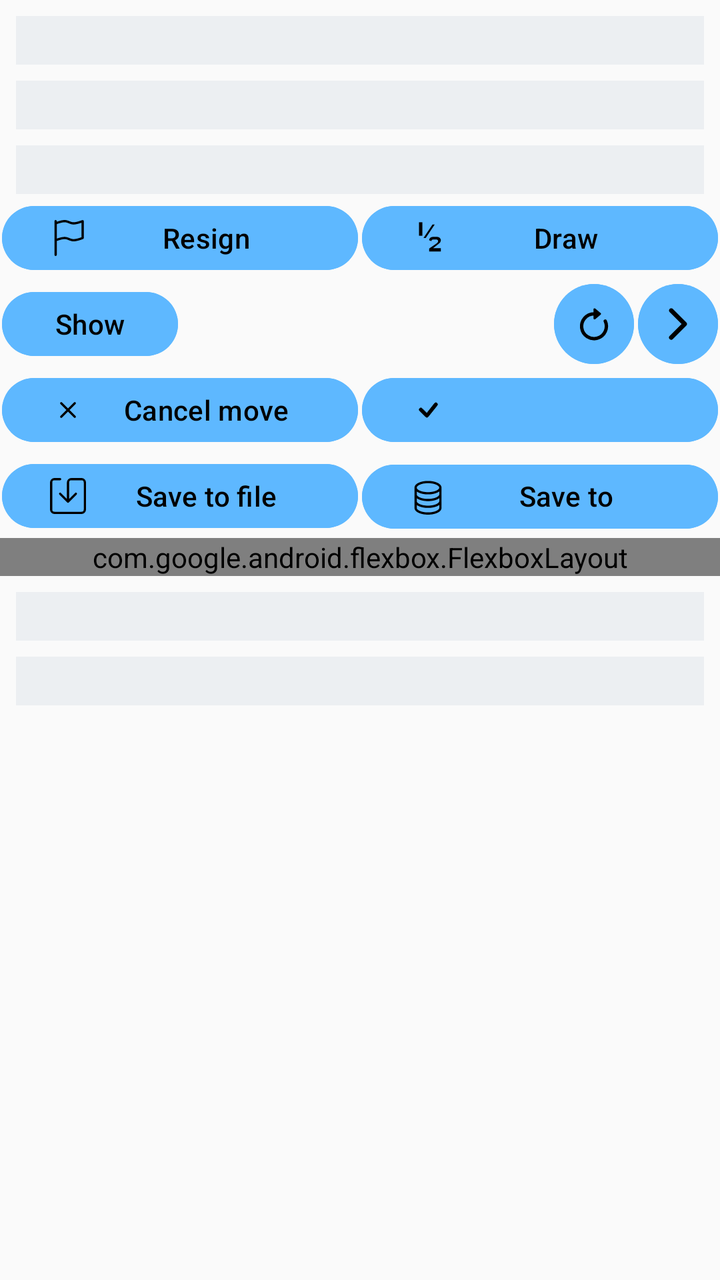
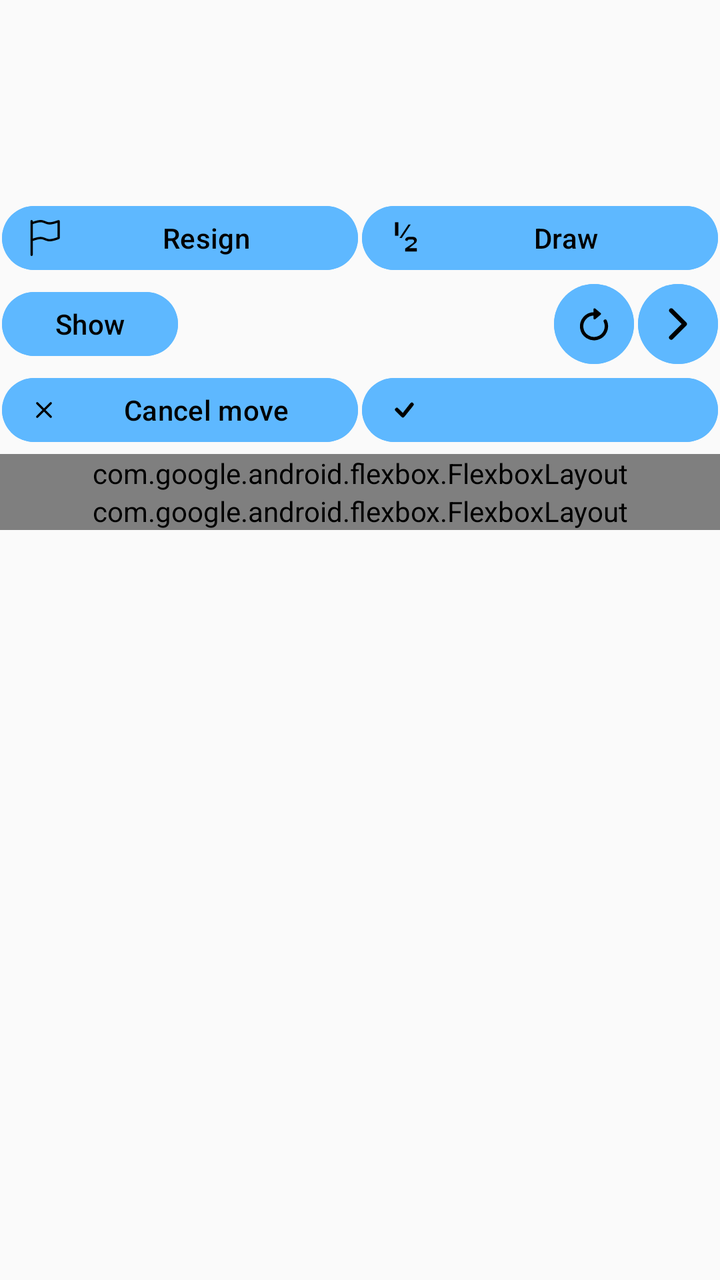

The first picture is an Android layout as it rendered before a commit; the second is the same layout after the commit. The layout source and the unified diff follow.
<!-- AndroidManifest.xml: application theme ChessTheme -->
<!-- res/layout/lichess_play_controls.xml -->
<?xml version="1.0" encoding="utf-8"?>
<ScrollView xmlns:android="http://schemas.android.com/apk/res/android"
    android:layout_width="match_parent"
    android:layout_height="match_parent"
    xmlns:app="http://schemas.android.com/apk/res-auto">

    <LinearLayout
        android:layout_width="match_parent"
        android:layout_height="wrap_content"
        android:orientation="vertical">

        <TextView
            android:id="@+id/TextViewLastMove"
            style="@style/MyPaneTextStyle"
            android:layout_width="fill_parent"
            android:layout_height="wrap_content"
            android:layout_marginTop="8dip"
            android:layout_marginStart="8dip"
            android:layout_marginEnd="8dip"
            android:accessibilityLiveRegion="assertive" />

        <TextView
            android:id="@+id/TextViewStatus"
            style="@style/MyPaneTextStyle"
            android:layout_width="fill_parent"
            android:layout_height="wrap_content"
            android:layout_marginTop="8dip"
            android:layout_marginStart="8dip"
            android:layout_marginEnd="8dip"
            android:accessibilityLiveRegion="assertive" />

        <TextView
            android:id="@+id/TextViewOfferDraw"
            style="@style/MyPaneTextStyle"
            android:layout_width="fill_parent"
            android:layout_height="wrap_content"
            android:layout_marginTop="8dip"
            android:layout_marginStart="8dip"
            android:layout_marginEnd="8dip"
            android:accessibilityLiveRegion="assertive" />

        <LinearLayout
            android:id="@+id/LayoutResignDraw"
            android:orientation="horizontal"
            android:layout_width="fill_parent"
            android:layout_height="wrap_content"
            android:layout_marginTop="1dip">

            <com.google.android.material.button.MaterialButton
                android:id="@+id/ButtonResign"
                app:icon="@drawable/flag"
                android:text="@string/lichess_play_button_resign"
                android:layout_width="0dp"
                android:layout_weight="1"
                android:layout_margin="1dip"
                style="?attr/chessButtonStyle" />

            <com.google.android.material.button.MaterialButton
                android:id="@+id/ButtonDraw"
                app:icon="@drawable/draw"
                android:text="@string/lichess_play_button_draw"
                android:layout_width="0dp"
                android:layout_weight="1"
                android:layout_margin="1dip"
                style="?attr/chessButtonStyle" />
        </LinearLayout>

        <LinearLayout
            android:id="@+id/LayoutPuzzleControls"
            android:orientation="horizontal"
            android:layout_width="fill_parent"
            android:layout_height="wrap_content"
            android:layout_marginTop="1dip">

            <com.google.android.material.button.MaterialButton
                android:id="@+id/ButtonPuzzleShow"
                android:text="@string/puzzle_show"
                android:layout_width="wrap_content"
                android:layout_margin="1dip"
                style="?attr/chessButtonStyle" />

            <View
                android:layout_width="0dp"
                android:layout_height="1dp"
                android:layout_weight="1" />

            <com.google.android.material.button.MaterialButton
                android:id="@+id/ButtonPuzzleRetry"
                app:icon="@drawable/ic_arrow_clockwise"
                android:contentDescription="@string/button_reset_position"
                android:layout_margin="1dip"
                style="?attr/chessImageButtonStyle" />

            <com.google.android.material.button.MaterialButton
                android:id="@+id/ButtonPuzzleNext"
                app:icon="@drawable/ic_chevron_right"
                android:contentDescription="@string/button_next_position"
                android:layout_margin="1dip"
                style="?attr/chessImageButtonStyle" />

        </LinearLayout>

        <LinearLayout
            android:id="@+id/LayoutConfirm"
            android:orientation="horizontal"
            android:layout_width="fill_parent"
            android:layout_height="wrap_content"
            android:layout_marginTop="1dip">

            <com.google.android.material.button.MaterialButton
                android:id="@+id/ButtonCancelMove"
                app:icon="@drawable/x"
                android:text="@string/lichess_game_cancel_move"
                android:layout_width="0dp"
                android:layout_weight="1"
                android:layout_margin="1dip"
                style="?attr/chessButtonStyle" />

            <com.google.android.material.button.MaterialButton
                android:id="@+id/ButtonConfirmMove"
                app:icon="@drawable/ic_check"
                android:text=""
                android:layout_width="0dp"
                android:layout_weight="1"
                android:layout_margin="1dip"
                style="?attr/chessButtonStyle" />
        </LinearLayout>

        <LinearLayout
            android:id="@+id/LayoutSave"
            android:orientation="horizontal"
            android:layout_width="fill_parent"
            android:layout_height="wrap_content"
            android:layout_marginTop="1dip">

            <com.google.android.material.button.MaterialButton
                android:id="@+id/ButtonSaveToFile"
                app:icon="@drawable/save"
                android:text="@string/lichess_save_game_to_file"
                android:layout_width="0dp"
                android:layout_weight="1"
                android:layout_margin="1dip"
                style="?attr/chessButtonStyle" />

            <com.google.android.material.button.MaterialButton
                android:id="@+id/ButtonSaveToDatabase"
                app:icon="@drawable/database"
                android:text="@string/lichess_save_game_to_database"
                android:layout_width="0dp"
                android:layout_weight="1"
                android:layout_margin="1dip"
                style="?attr/chessButtonStyle" />
        </LinearLayout>

        <com.google.android.flexbox.FlexboxLayout
            android:layout_width="match_parent"
            android:layout_height="wrap_content"
            app:flexDirection="row"
            app:flexWrap="wrap"
            app:justifyContent="flex_start"
            app:alignItems="center">
            <com.google.android.material.switchmaterial.SwitchMaterial
                android:id="@+id/SwitchConfirmMoves"
                android:layout_width="wrap_content"
                android:layout_height="wrap_content"
                android:layout_margin="8dip"
                android:text="@string/lichess_game_confirm_moves"
                android:checked="true" />
            <com.google.android.material.switchmaterial.SwitchMaterial
                android:id="@+id/SwitchSound"
                android:layout_width="wrap_content"
                android:layout_height="wrap_content"
                android:layout_margin="4dp"
                android:text="@string/pref_sound"
                android:checked="true" />
            <com.google.android.material.switchmaterial.SwitchMaterial
                android:id="@+id/SwitchSpeech"
                android:layout_width="wrap_content"
                android:layout_height="wrap_content"
                android:layout_margin="4dp"
                android:text="@string/pref_speech"
                android:checked="true" />
            <com.google.android.material.switchmaterial.SwitchMaterial
                android:id="@+id/SwitchAccessibilityDrag"
                android:layout_width="wrap_content"
                android:layout_height="wrap_content"
                android:layout_margin="4dp"
                android:text="@string/pref_accessibility_drag"
                android:checked="false" />
        </com.google.android.flexbox.FlexboxLayout>

        <TextView
            android:id="@+id/TextViewWhitePieces"
            style="@style/MyPaneTextStyle"
            android:layout_width="fill_parent"
            android:layout_height="wrap_content"
            android:layout_marginTop="8dip"
            android:layout_marginStart="8dip"
            android:layout_marginEnd="8dip"
            android:accessibilityLiveRegion="none" />

        <TextView
            android:id="@+id/TextViewBlackPieces"
            style="@style/MyPaneTextStyle"
            android:layout_width="fill_parent"
            android:layout_height="wrap_content"
            android:layout_marginTop="8dip"
            android:layout_marginStart="8dip"
            android:layout_marginEnd="8dip"
            android:accessibilityLiveRegion="none" />
    </LinearLayout>
</ScrollView>
<!-- resources referenced by this layout -->
<resources>
  <style name="MyPaneTextStyle" parent="@style/MySmallTextStyle">
          <item name="android:padding">4dip</item>
          <item name="android:background">?attr/paneBackground</item>
          <item name="android:scrollHorizontally">false</item>
      </style>
  <style name="ChessTheme" parent="Theme.Material3.DayNight.NoActionBar">
          <item name="chessToggleButtonStyle">@style/ChessToggleButton</item>
          <item name="chessButtonStyle">@style/ChessButton</item>
          <item name="chessImageButtonStyle">@style/ChessImageButton</item>
          <item name="paneBackground">@color/paneBackgroundColor</item>
          <item name="android:windowAnimationStyle">@null</item>
          <item name="android:windowBackground">@color/backgroundColor</item>
          <item name="colorPrimary">@color/primaryColor</item>
          <item name="colorPrimaryVariant">@color/primaryVariantColor</item>
          <item name="colorOnPrimary">@color/primaryTextColor</item>
          <item name="colorSecondary">@color/secondaryColor</item>
          <item name="colorSecondaryVariant">@color/secondaryVariantColor</item>
          <item name="colorOnSecondary">@color/secondaryTextColor</item>
          <item name="colorSurface">@color/surfaceColor</item>
          <item name="colorOnSurface">@color/surfaceTextColor</item>
          <item name="colorControlHighlight">@color/secondaryColor</item>
          <item name="rippleColor">@color/secondaryColor</item>
          <item name="switchStyle">@style/MySwitchStyle</item>
          <item name="materialButtonStyle">@style/ChessButton</item>
          <item name="materialAlertDialogTheme">@style/ChessAlertDialogTheme</item>
      </style>
  <style name="MySmallTextStyle">
          <item name="android:padding">2dip</item>
          <item name="android:textSize">12sp</item>
      </style>
  <style name="ChessButton" parent="Widget.Material3.Button">
          <item name="android:textColor">@color/surfaceTextColor</item>
          <item name="android:tint">@color/primaryTextColor</item>
          <item name="android:backgroundTint">@color/imagebutton_background</item>
          <item name="rippleColor">@color/secondaryVariantColor</item>
          <item name="android:layout_height">@dimen/imageButtonSize</item>
          <item name="android:layout_margin">4dip</item>
      </style>
  <style name="ChessImageButton" parent="Widget.Material3.Button.Icon">
          <item name="enforceMaterialTheme">true</item>
          <item name="enforceTextAppearance">false</item>
          <item name="android:textColor">@color/surfaceTextColor</item>
          <item name="android:tint">@color/primaryTextColor</item>
          <item name="android:backgroundTint">@color/imagebutton_background</item>
          <item name="rippleColor">@color/secondaryVariantColor</item>
          <item name="android:layout_width">@dimen/imageButtonSize</item>
          <item name="android:layout_height">@dimen/imageButtonSize</item>
          <item name="android:padding">0dip</item>
          <item name="iconGravity">textStart</item>
          <item name="iconPadding">0dp</item>
          <item name="android:insetLeft">0dp</item>
          <item name="android:insetRight">0dp</item>
          <item name="android:insetTop">0dp</item>
          <item name="android:insetBottom">0dp</item>
          <item name="android:minWidth">0dp</item>
          <item name="android:minHeight">0dp</item>
          <item name="minWidth">0dp</item>
          <item name="minHeight">0dp</item>
          <item name="ensureMinTouchTargetSize">false</item>
          <item name="android:layout_margin">4dip</item>
      </style>
  <color name="paneBackgroundColor">#20879FB6</color>
  <dimen name="imageButtonSize">48dp</dimen>
  <!-- unchanged entries left out for length: 32 -->
</resources>

<!-- the commit's change to res/layout/lichess_play_controls.xml (unified diff, before → after) -->
@@ -14,9 +14,7 @@
             style="@style/MyPaneTextStyle"
             android:layout_width="fill_parent"
             android:layout_height="wrap_content"
-            android:layout_marginTop="8dip"
-            android:layout_marginStart="8dip"
-            android:layout_marginEnd="8dip"
+            android:layout_marginTop="@dimen/control_gap"
             android:accessibilityLiveRegion="assertive" />
 
         <TextView
@@ -24,9 +22,7 @@
             style="@style/MyPaneTextStyle"
             android:layout_width="fill_parent"
             android:layout_height="wrap_content"
-            android:layout_marginTop="8dip"
-            android:layout_marginStart="8dip"
-            android:layout_marginEnd="8dip"
+            android:layout_marginTop="@dimen/control_gap"
             android:accessibilityLiveRegion="assertive" />
 
         <TextView
@@ -34,9 +30,7 @@
             style="@style/MyPaneTextStyle"
             android:layout_width="fill_parent"
             android:layout_height="wrap_content"
-            android:layout_marginTop="8dip"
-            android:layout_marginStart="8dip"
-            android:layout_marginEnd="8dip"
+            android:layout_marginTop="@dimen/control_gap"
             android:accessibilityLiveRegion="assertive" />
 
         <LinearLayout
@@ -44,7 +38,7 @@
             android:orientation="horizontal"
             android:layout_width="fill_parent"
             android:layout_height="wrap_content"
-            android:layout_marginTop="1dip">
+            android:layout_marginTop="@dimen/board_row_gap">
 
             <com.google.android.material.button.MaterialButton
                 android:id="@+id/ButtonResign"
@@ -52,7 +46,7 @@
                 android:text="@string/lichess_play_button_resign"
                 android:layout_width="0dp"
                 android:layout_weight="1"
-                android:layout_margin="1dip"
+                android:layout_margin="@dimen/board_row_gap"
                 style="?attr/chessButtonStyle" />
 
             <com.google.android.material.button.MaterialButton
@@ -61,7 +55,7 @@
                 android:text="@string/lichess_play_button_draw"
                 android:layout_width="0dp"
                 android:layout_weight="1"
-                android:layout_margin="1dip"
+                android:layout_margin="@dimen/board_row_gap"
                 style="?attr/chessButtonStyle" />
         </LinearLayout>
 
@@ -70,13 +64,13 @@
             android:orientation="horizontal"
             android:layout_width="fill_parent"
             android:layout_height="wrap_content"
-            android:layout_marginTop="1dip">
+            android:layout_marginTop="@dimen/board_row_gap">
 
             <com.google.android.material.button.MaterialButton
                 android:id="@+id/ButtonPuzzleShow"
                 android:text="@string/puzzle_show"
                 android:layout_width="wrap_content"
-                android:layout_margin="1dip"
+                android:layout_margin="@dimen/board_row_gap"
                 style="?attr/chessButtonStyle" />
 
             <View
@@ -88,14 +82,14 @@
                 android:id="@+id/ButtonPuzzleRetry"
                 app:icon="@drawable/ic_arrow_clockwise"
                 android:contentDescription="@string/button_reset_position"
-                android:layout_margin="1dip"
+                android:layout_margin="@dimen/board_row_gap"
                 style="?attr/chessImageButtonStyle" />
 
             <com.google.android.material.button.MaterialButton
                 android:id="@+id/ButtonPuzzleNext"
                 app:icon="@drawable/ic_chevron_right"
                 android:contentDescription="@string/button_next_position"
-                android:layout_margin="1dip"
+                android:layout_margin="@dimen/board_row_gap"
                 style="?attr/chessImageButtonStyle" />
 
         </LinearLayout>
@@ -105,7 +99,7 @@
             android:orientation="horizontal"
             android:layout_width="fill_parent"
             android:layout_height="wrap_content"
-            android:layout_marginTop="1dip">
+            android:layout_marginTop="@dimen/board_row_gap">
 
             <com.google.android.material.button.MaterialButton
                 android:id="@+id/ButtonCancelMove"
@@ -113,7 +107,7 @@
                 android:text="@string/lichess_game_cancel_move"
                 android:layout_width="0dp"
                 android:layout_weight="1"
-                android:layout_margin="1dip"
+                android:layout_margin="@dimen/board_row_gap"
                 style="?attr/chessButtonStyle" />
 
             <com.google.android.material.button.MaterialButton
@@ -122,35 +116,50 @@
                 android:text=""
                 android:layout_width="0dp"
                 android:layout_weight="1"
-                android:layout_margin="1dip"
+                android:layout_margin="@dimen/board_row_gap"
                 style="?attr/chessButtonStyle" />
         </LinearLayout>
 
-        <LinearLayout
+        <com.google.android.flexbox.FlexboxLayout
             android:id="@+id/LayoutSave"
-            android:orientation="horizontal"
-            android:layout_width="fill_parent"
-            android:layout_height="wrap_content"
-            android:layout_marginTop="1dip">
+            app:flexDirection="row"
+            app:flexWrap="wrap"
+            app:alignItems="center"
+            android:layout_width="fill_parent"
+            android:layout_height="wrap_content"
+            android:layout_marginTop="@dimen/board_row_gap">
+
+            <com.google.android.material.button.MaterialButton
+                android:id="@+id/ButtonShareBoard"
+                app:icon="@drawable/ic_share_fill"
+                android:text="@string/share_chess_link"
+                android:layout_width="wrap_content"
+                android:layout_margin="@dimen/board_row_gap"
+                style="?attr/chessButtonStyle" />
 
             <com.google.android.material.button.MaterialButton
                 android:id="@+id/ButtonSaveToFile"
                 app:icon="@drawable/save"
                 android:text="@string/lichess_save_game_to_file"
-                android:layout_width="0dp"
-                android:layout_weight="1"
-                android:layout_margin="1dip"
+                android:layout_width="wrap_content"
+                android:layout_margin="@dimen/board_row_gap"
                 style="?attr/chessButtonStyle" />
 
             <com.google.android.material.button.MaterialButton
                 android:id="@+id/ButtonSaveToDatabase"
                 app:icon="@drawable/database"
                 android:text="@string/lichess_save_game_to_database"
-                android:layout_width="0dp"
-                android:layout_weight="1"
-                android:layout_margin="1dip"
-                style="?attr/chessButtonStyle" />
-        </LinearLayout>
+                android:layout_width="wrap_content"
+                android:layout_margin="@dimen/board_row_gap"
+                style="?attr/chessButtonStyle" />
+            <com.google.android.material.button.MaterialButton
+                android:id="@+id/ButtonAnalyseGame"
+                app:icon="@drawable/ic_search"
+                android:text="@string/menu_analyse_game"
+                android:layout_width="wrap_content"
+                android:layout_margin="@dimen/board_row_gap"
+                style="?attr/chessButtonStyle" />
+        </com.google.android.flexbox.FlexboxLayout>
 
         <com.google.android.flexbox.FlexboxLayout
             android:layout_width="match_parent"
@@ -163,28 +172,28 @@
                 android:id="@+id/SwitchConfirmMoves"
                 android:layout_width="wrap_content"
                 android:layout_height="wrap_content"
-                android:layout_margin="8dip"
+                android:layout_margin="@dimen/control_gap"
                 android:text="@string/lichess_game_confirm_moves"
                 android:checked="true" />
             <com.google.android.material.switchmaterial.SwitchMaterial
                 android:id="@+id/SwitchSound"
                 android:layout_width="wrap_content"
                 android:layout_height="wrap_content"
-                android:layout_margin="4dp"
+                style="@style/ChessFlexItem"
                 android:text="@string/pref_sound"
                 android:checked="true" />
             <com.google.android.material.switchmaterial.SwitchMaterial
                 android:id="@+id/SwitchSpeech"
                 android:layout_width="wrap_content"
                 android:layout_height="wrap_content"
-                android:layout_margin="4dp"
+                style="@style/ChessFlexItem"
                 android:text="@string/pref_speech"
                 android:checked="true" />
             <com.google.android.material.switchmaterial.SwitchMaterial
                 android:id="@+id/SwitchAccessibilityDrag"
                 android:layout_width="wrap_content"
                 android:layout_height="wrap_content"
-                android:layout_margin="4dp"
+                style="@style/ChessFlexItem"
                 android:text="@string/pref_accessibility_drag"
                 android:checked="false" />
         </com.google.android.flexbox.FlexboxLayout>
@@ -194,9 +203,7 @@
             style="@style/MyPaneTextStyle"
             android:layout_width="fill_parent"
             android:layout_height="wrap_content"
-            android:layout_marginTop="8dip"
-            android:layout_marginStart="8dip"
-            android:layout_marginEnd="8dip"
+            android:layout_marginTop="@dimen/control_gap"
             android:accessibilityLiveRegion="none" />
 
         <TextView
@@ -204,9 +211,7 @@
             style="@style/MyPaneTextStyle"
             android:layout_width="fill_parent"
             android:layout_height="wrap_content"
-            android:layout_marginTop="8dip"
-            android:layout_marginStart="8dip"
-            android:layout_marginEnd="8dip"
+            android:layout_marginTop="@dimen/control_gap"
             android:accessibilityLiveRegion="none" />
     </LinearLayout>
 </ScrollView>
<!-- resource entries referenced after the edit -->
@@ -1,15 +1,53 @@
 <!-- resources referenced by this layout -->
 <resources>
+  <dimen name="board_row_gap">@dimen/space_hairline</dimen>
+  <dimen name="control_gap">@dimen/space_medium</dimen>
+  <!-- drawable ic_search (drawable) -->
+  <vector xmlns:android="http://schemas.android.com/apk/res/android"
+      android:width="24dp"
+      android:height="24dp"
+      android:viewportWidth="18"
+      android:viewportHeight="18">
+      <group
+          android:translateY="1"
+          android:translateX="1">
+          <path
+              android:pathData="M11.742,10.344a6.5,6.5 0,1 0,-1.397 1.398h-0.001c0.03,0.04 0.062,0.078 0.098,0.115l3.85,3.85a1,1 0,0 0,1.415 -1.414l-3.85,-3.85a1.007,1.007 0,0 0,-0.115 -0.1zM12,6.5a5.5,5.5 0,1 1,-11 0,5.5 5.5,0 0,1 11,0z"
+              android:fillColor="@color/surfaceTextColor"
+              android:strokeColor="@color/surfaceTextColor"
+              android:strokeWidth="0.5" />
+      </group>
+  </vector>
+  <!-- drawable ic_share_fill (drawable) -->
+  <vector xmlns:android="http://schemas.android.com/apk/res/android"
+      android:width="24dp"
+      android:height="24dp"
+      android:viewportWidth="18"
+      android:viewportHeight="18">
+      <group
+          android:translateY="1"
+          android:translateX="1">
+          <path
+              android:pathData="M11,2.5a2.5,2.5 0,1 1,0.603 1.628l-6.718,3.12a2.499,2.499 0,0 1,0 1.504l6.718,3.12a2.5,2.5 0,1 1,-0.488 0.876l-6.718,-3.12a2.5,2.5 0,1 1,0 -3.256l6.718,-3.12A2.5,2.5 0,0 1,11 2.5z"
+              android:fillColor="@color/surfaceTextColor" />
+      </group>
+  </vector>
+  <string name="menu_analyse_game">Analyse game</string>
+  <string name="share_chess_link">Share</string>
+  <style name="ChessFlexItem">
+          <item name="android:layout_marginStart">@dimen/board_control_gap</item>
+          <item name="android:layout_marginEnd">@dimen/board_control_gap</item>
+          <item name="android:layout_marginTop">0dp</item>
+          <item name="android:layout_marginBottom">0dp</item>
+      </style>
   <style name="MyPaneTextStyle" parent="@style/MySmallTextStyle">
-          <item name="android:padding">4dip</item>
-          <item name="android:background">?attr/paneBackground</item>
+          <item name="android:padding">@dimen/control_padding</item>
           <item name="android:scrollHorizontally">false</item>
       </style>
   <style name="ChessTheme" parent="Theme.Material3.DayNight.NoActionBar">
           <item name="chessToggleButtonStyle">@style/ChessToggleButton</item>
           <item name="chessButtonStyle">@style/ChessButton</item>
           <item name="chessImageButtonStyle">@style/ChessImageButton</item>
-          <item name="paneBackground">@color/paneBackgroundColor</item>
           <item name="android:windowAnimationStyle">@null</item>
           <item name="android:windowBackground">@color/backgroundColor</item>
           <item name="colorPrimary">@color/primaryColor</item>
@@ -26,17 +64,25 @@
           <item name="materialButtonStyle">@style/ChessButton</item>
           <item name="materialAlertDialogTheme">@style/ChessAlertDialogTheme</item>
       </style>
+  <dimen name="space_hairline">1dp</dimen>
+  <dimen name="space_medium">8dp</dimen>
+  <dimen name="board_control_gap">@dimen/space_small</dimen>
   <style name="MySmallTextStyle">
-          <item name="android:padding">2dip</item>
+          <item name="android:padding">@dimen/compact_control_padding</item>
           <item name="android:textSize">12sp</item>
       </style>
+  <dimen name="control_padding">@dimen/space_small</dimen>
   <style name="ChessButton" parent="Widget.Material3.Button">
           <item name="android:textColor">@color/surfaceTextColor</item>
           <item name="android:tint">@color/primaryTextColor</item>
           <item name="android:backgroundTint">@color/imagebutton_background</item>
           <item name="rippleColor">@color/secondaryVariantColor</item>
-          <item name="android:layout_height">@dimen/imageButtonSize</item>
-          <item name="android:layout_margin">4dip</item>
+          <item name="android:layout_height">@dimen/image_button_size</item>
+          <item name="android:layout_margin">@dimen/compact_control_gap</item>
+          <item name="android:paddingLeft">12dp</item>
+          <item name="android:paddingRight">12dp</item>
+          <item name="android:paddingTop">4dp</item>
+          <item name="android:paddingBottom">4dp</item>
       </style>
   <style name="ChessImageButton" parent="Widget.Material3.Button.Icon">
           <item name="enforceMaterialTheme">true</item>
@@ -45,8 +91,8 @@
           <item name="android:tint">@color/primaryTextColor</item>
           <item name="android:backgroundTint">@color/imagebutton_background</item>
           <item name="rippleColor">@color/secondaryVariantColor</item>
-          <item name="android:layout_width">@dimen/imageButtonSize</item>
-          <item name="android:layout_height">@dimen/imageButtonSize</item>
+          <item name="android:layout_width">@dimen/image_button_size</item>
+          <item name="android:layout_height">@dimen/image_button_size</item>
           <item name="android:padding">0dip</item>
           <item name="iconGravity">textStart</item>
           <item name="iconPadding">0dp</item>
@@ -59,10 +105,13 @@
           <item name="minWidth">0dp</item>
           <item name="minHeight">0dp</item>
           <item name="ensureMinTouchTargetSize">false</item>
-          <item name="android:layout_margin">4dip</item>
+          <item name="android:layout_margin">@dimen/compact_control_gap</item>
       </style>
-  <color name="paneBackgroundColor">#20879FB6</color>
-  <dimen name="imageButtonSize">48dp</dimen>
+  <dimen name="space_small">4dp</dimen>
+  <dimen name="compact_control_padding">@dimen/space_tiny</dimen>
+  <dimen name="image_button_size">48dp</dimen>
+  <dimen name="compact_control_gap">@dimen/space_small</dimen>
+  <dimen name="space_tiny">2dp</dimen>
   <!-- unchanged entries left out for length: 32 -->
 </resources>
 
